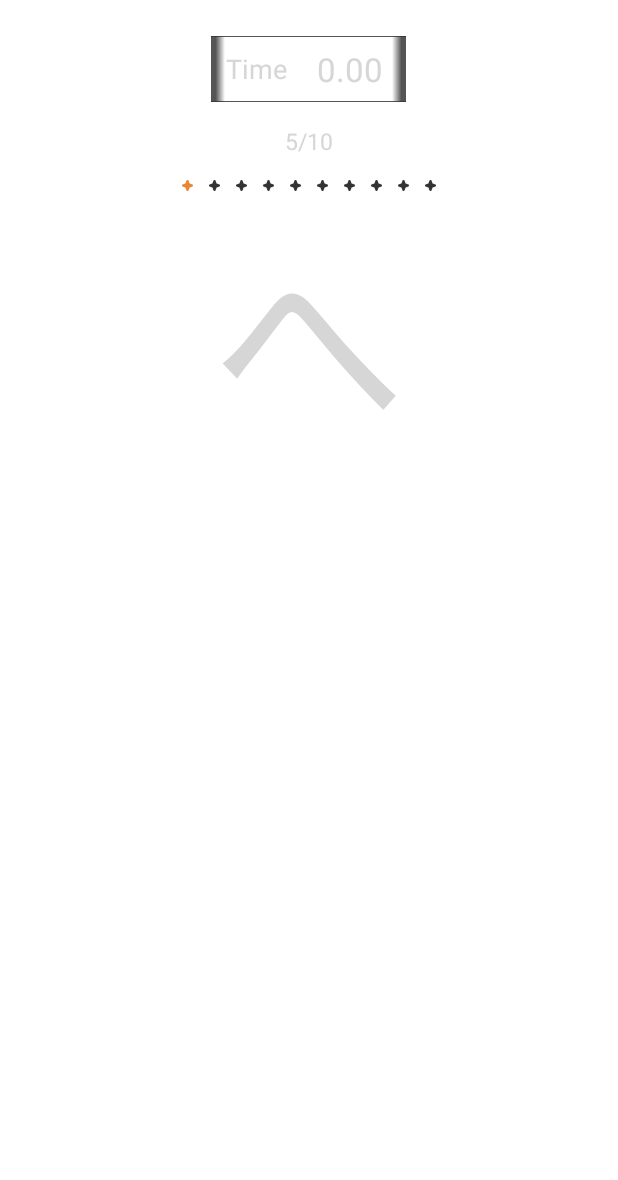
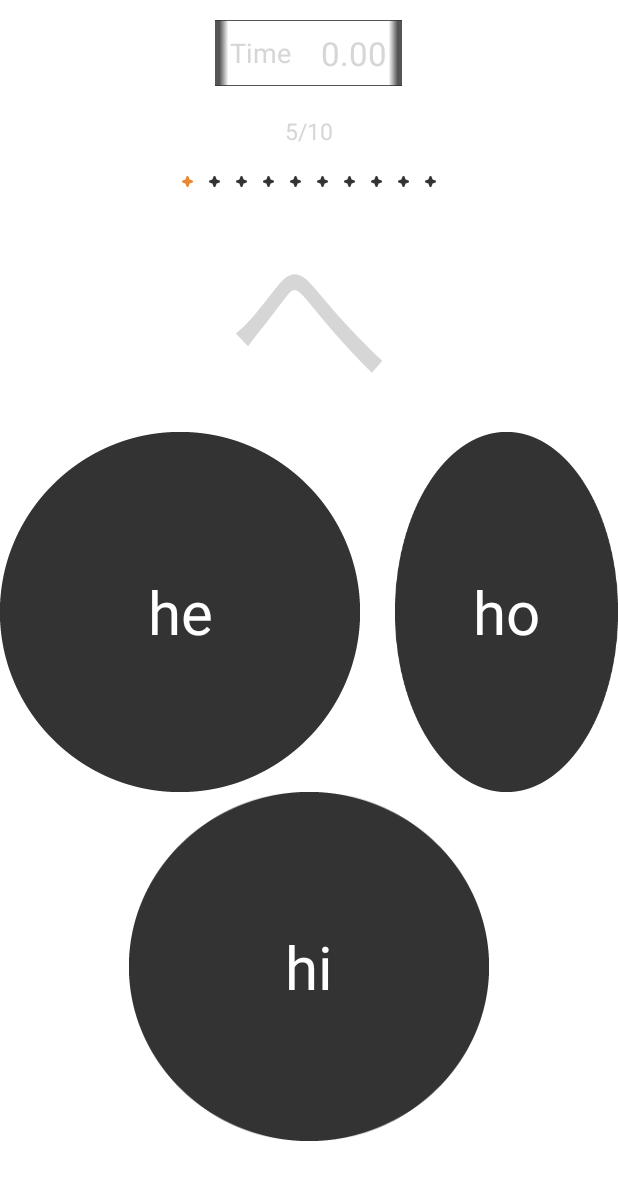
Before and after one commit to ductienuit/KanaTraining, an Android app: the QuizMainActivity screen opened directly, with no data from a screen before it, on a phone screen of 412 x 824 dp, the part 56-1236 px from its top. Run offline under Robolectric (Android 15) with nearby library versions, the phone set to English and light mode, and no system bars; our stand-ins replace sdp/ssp sizes; Roboto replaces fonts that are not available here.

Commit message:
complete xml quizmain

```diff
--- a/app/src/main/java/com/nhombabon/kanatraining/QuizMainActivity.java
+++ b/app/src/main/java/com/nhombabon/kanatraining/QuizMainActivity.java
@@ -2,6 +2,7 @@ package com.nhombabon.kanatraining;
 
 import android.support.v7.app.AppCompatActivity;
 import android.os.Bundle;
+import android.view.View;
 
 public class QuizMainActivity extends AppCompatActivity {
 
@@ -10,4 +11,10 @@ public class QuizMainActivity extends AppCompatActivity {
         super.onCreate(savedInstanceState);
         setContentView(R.layout.activity_quiz_main);
     }
+
+    public void clickQuizVoice(View view) {
+    }
+
+    public void ClickQuestionsButton(View view) {
+    }
 }
--- a/app/src/main/res/layout/activity_quiz_main.xml
+++ b/app/src/main/res/layout/activity_quiz_main.xml
@@ -13,12 +13,12 @@
         android:layout_height="match_parent"
         android:gravity="top"
         android:orientation="vertical"
-        android:paddingBottom="20dp">
+        android:paddingBottom="@dimen/_20sdp">
         <include layout="@layout/navi_bar_black" />
         <LinearLayout
-            android:layout_width="@dimen/_100sdp"
+            android:layout_width="wrap_content"
             android:layout_height="wrap_content"
-            android:layout_marginTop="@dimen/_10sdp"
+            android:layout_marginTop="@dimen/_2sdp"
             android:background="@drawable/btn_frame01"
             android:orientation="horizontal"
             android:layout_gravity="center_horizontal">
@@ -51,8 +51,8 @@
             android:layout_width="wrap_content"
             android:layout_height="wrap_content"
             android:layout_gravity="center_horizontal"
-            android:layout_marginBottom="15dp"
-            android:layout_marginTop="15dp"
+            android:layout_marginBottom="@dimen/_15sdp"
+            android:layout_marginTop="@dimen/_15sdp"
             android:text="@string/halfscore"
             android:textColor="@color/black"
             android:textSize="15sp" />
@@ -158,9 +158,7 @@
             android:id="@+id/quiestions_area_bg"
             android:layout_width="wrap_content"
             android:layout_height="wrap_content"
-            android:layout_weight="1.0"
-            android:layout_gravity="center_horizontal"
-            >
+            android:layout_gravity="center_horizontal">
 
             <ImageView
                 android:id="@+id/questions_listen"
@@ -169,7 +167,7 @@
                 android:layout_centerInParent="true"
                 android:onClick="clickQuizVoice"
                 android:src="@drawable/img_quiz_voice"
-                android:visibility="gone" />
+                android:visibility="invisible" />
 
             <TextView
                 android:id="@+id/questions_area_jp"
@@ -179,9 +177,94 @@
                 android:layout_alignParentTop="true"
                 android:text="へ"
                 android:textColor="@color/black"
-                android:textSize="130sp" />
+                android:textSize="110sp"/>
+
         </RelativeLayout>
 
+        <LinearLayout
+            android:id="@+id/choice_area"
+            android:layout_width="match_parent"
+            android:layout_height="wrap_content"
+            android:orientation="vertical"
+            >
+
+            <LinearLayout
+                android:layout_width="wrap_content"
+                android:layout_height="wrap_content"
+                android:orientation="horizontal"
+                android:layout_gravity="center_horizontal"
+                >
+
+                <RelativeLayout
+                    android:id="@+id/left_questions_button_base"
+                    android:layout_width="wrap_content"
+                    android:layout_height="wrap_content"
+                    android:clickable="true"
+                    android:onClick="ClickQuestionsButton"
+                    android:tag="0">
+
+                    <TextView
+                        android:id="@+id/left_questions_button"
+                        android:layout_width="wrap_content"
+                        android:layout_height="wrap_content"
+                        android:background="@drawable/btn_cycle02"
+                        android:gravity="top|bottom|left|right|center_vertical|fill_vertical|center_horizontal|fill_horizontal|center|fill|start|end"
+                        android:tag="0"
+                        android:text="he"
+                        android:textAlignment="center"
+                        android:textColor="@color/white"
+                        android:textSize="40sp" />
+
+                </RelativeLayout>
+
+                <RelativeLayout
+                    android:id="@+id/right_questions_button_base"
+                    android:layout_width="wrap_content"
+                    android:layout_height="wrap_content"
+                    android:clickable="true"
+                    android:onClick="ClickQuestionsButton"
+                    android:tag="1">
+
+                    <TextView
+                        android:id="@+id/right_questions_button"
+                        android:layout_width="wrap_content"
+                        android:layout_height="wrap_content"
+                        android:layout_marginStart="@dimen/_18sdp"
+                        android:background="@drawable/btn_cycle02"
+                        android:gravity="top|bottom|left|right|center_vertical|fill_vertical|center_horizontal|fill_horizontal|center|fill|start|end"
+                        android:tag="1"
+                        android:text="ho"
+                        android:textAlignment="center"
+                        android:textColor="@color/white"
+                        android:textSize="40sp" />
+                </RelativeLayout>
+
+            </LinearLayout>
+
+        </LinearLayout>
+
+        <RelativeLayout
+            android:id="@+id/bottom_questions_button_base"
+            android:layout_width="wrap_content"
+            android:layout_height="wrap_content"
+            android:clickable="true"
+            android:onClick="ClickQuestionsButton"
+            android:layout_gravity="center_horizontal"
+            android:tag="2">
+
+            <TextView
+                android:id="@+id/bottom_questions_button"
+                android:layout_width="wrap_content"
+                android:layout_height="wrap_content"
+                android:layout_gravity="left|right|center_horizontal|fill_horizontal|center|fill|start|end"
+                android:background="@drawable/btn_cycle02"
+                android:gravity="top|bottom|left|right|center_vertical|fill_vertical|center_horizontal|fill_horizontal|center|fill|start|end"
+                android:tag="2"
+                android:text="hi"
+                android:textColor="@color/white"
+                android:textSize="40sp"
+                android:textAlignment="center"/>
+        </RelativeLayout>
 
     </LinearLayout>
 
```
Also changed, not shown: app/src/main/res/drawable-hdpi/btn_cycle02.png (added), app/src/main/res/drawable-xhdpi/btn_cycle02.png (added).
